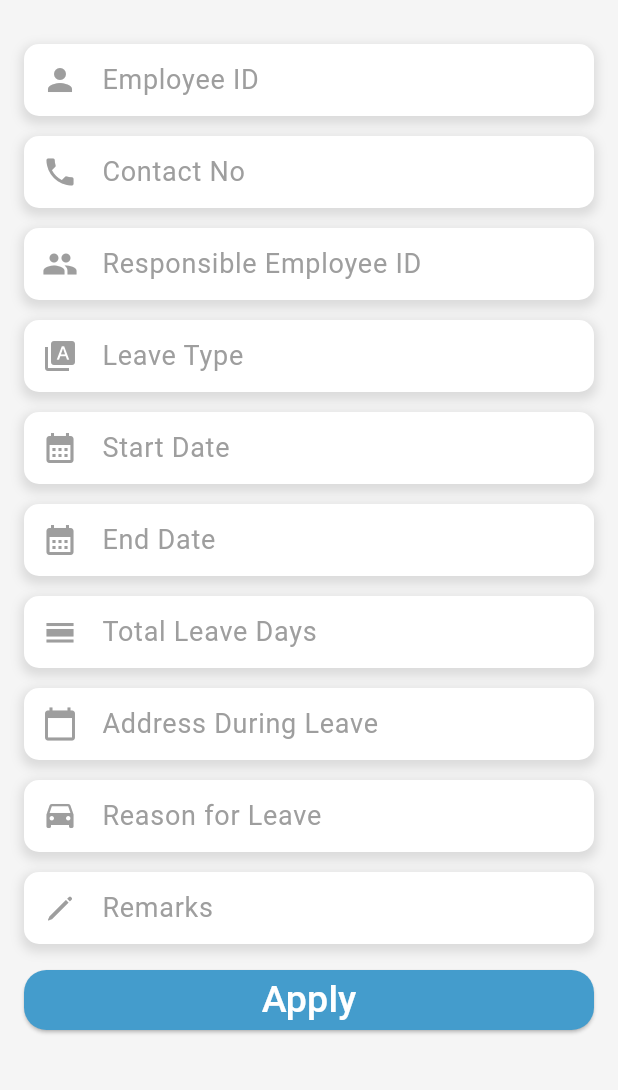
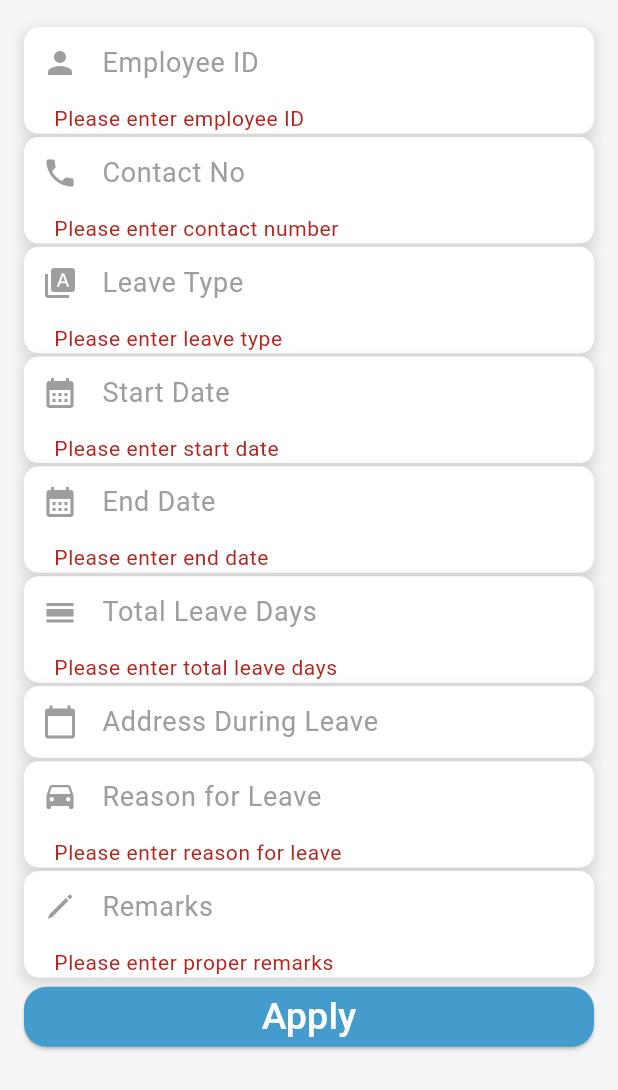
Before and after one commit to pritom1424/hrms_app, a Flutter app: the LeaveFormPage screen opened directly, after a tap on "Apply", on a phone screen of 412 x 824 dp. Shown: the top 1090 px of the screen. Run offline on Flutter 3.47's test engine with Material 3 defaults, Android fonts, the phone set to English and light mode, and no system bars; our stand-ins replace fl_chart, image_picker, pdf; missing offline and left inert: dart:ffi, flutter_pdfview.

Commit message:
new design approved with some minor changes

```diff
--- a/lib/utils/app_variables/app_vars.dart
+++ b/lib/utils/app_variables/app_vars.dart
@@ -104,7 +104,7 @@ class AppVars {
     ) */
 
     "Users": UsersList(
-      title: "Users",
+      title: "User List",
     ),
     /*  "User Permission": UserPermission(
       title: "User Permission",
--- a/lib/view/pages/leave_application.dart
+++ b/lib/view/pages/leave_application.dart
@@ -16,6 +16,7 @@ class LeaveFormPage extends StatefulWidget {
 }
 
 class _LeaveFormPageState extends State<LeaveFormPage> {
+  final _formKey = GlobalKey<FormState>();
   // Define controllers for text fields
   final TextEditingController _employeeIdController = TextEditingController();
   final TextEditingController _contactNoController = TextEditingController();
@@ -95,6 +96,8 @@ class _LeaveFormPageState extends State<LeaveFormPage> {
           color: Appcolors.appBgColor,
           padding: const EdgeInsets.all(16),
           height: AppVars.screenSize.height * 0.9,
+          child: Form(
+            key: _formKey,
             child: Column(
               crossAxisAlignment: CrossAxisAlignment.stretch,
               mainAxisAlignment: MainAxisAlignment.spaceEvenly,
@@ -166,7 +169,7 @@ class _LeaveFormPageState extends State<LeaveFormPage> {
                     },
                   ),
                 ),
-              Container(
+                /*  Container(
                   decoration: boxDecoration,
                   child: TextFormField(
                     controller: _responsibleEmployeeIdController,
@@ -190,8 +193,9 @@ class _LeaveFormPageState extends State<LeaveFormPage> {
                         labelStyle: TextStyle(
                             fontSize: labelFontSize, color: labelFontColor),
                         hintStyle: AppVars.customHintTextStyle),
+
                   ),
-              ),
+                ), */
                 Container(
                   decoration: boxDecoration,
                   child: TextFormField(
@@ -402,6 +406,12 @@ class _LeaveFormPageState extends State<LeaveFormPage> {
                         labelStyle: TextStyle(
                             fontSize: labelFontSize, color: labelFontColor),
                         hintStyle: AppVars.customHintTextStyle),
+                    validator: (value) {
+                      if (value != null && value == "") {
+                        return 'Please enter proper remarks';
+                      }
+                      return null;
+                    },
                   ),
                 ),
                 //              const SizedBox(height: 20),
@@ -412,6 +422,12 @@ class _LeaveFormPageState extends State<LeaveFormPage> {
                       backgroundColor: actionButtonBgColor,
                       foregroundColor: actionButtonFgColor),
                   onPressed: () {
+                    if (_formKey.currentState == null) {
+                      return;
+                    }
+                    if (_formKey.currentState!.validate()) {
+                      _formKey.currentState!.save();
+                    }
                     // Handle apply button press
                     // You can access the values using controller.text for each field
                   },
@@ -424,6 +440,7 @@ class _LeaveFormPageState extends State<LeaveFormPage> {
             ),
           ),
         ),
+      ),
     );
   }
 }
--- a/lib/view/pages/login_page.dart
+++ b/lib/view/pages/login_page.dart
@@ -74,7 +74,7 @@ class _LoginFormState extends State<LoginForm> {
                   TextButton(
                       onPressed: () {},
                       child: const Text("Forgotten Password?")),
-                  const SizedBox(
+                  /*  const SizedBox(
                     height: 20,
                   ),
                   ElevatedButton(
@@ -93,7 +93,7 @@ class _LoginFormState extends State<LoginForm> {
                       "Create New Account",
                       style: TextStyle(fontSize: 18),
                     ),
-                  )
+                  ) */
                 ],
               ),
             ),
--- a/lib/view/pages/users/users_table.dart
+++ b/lib/view/pages/users/users_table.dart
@@ -237,7 +237,7 @@ class _UsersListState extends State<UsersList> {
             ? Text(widget.title!)
             : Text('Employee List'),
         actions: [
-          Container(
+          /*  Container(
             margin: EdgeInsets.symmetric(horizontal: 5),
             child: ElevatedButton(
               onPressed: () {
@@ -254,7 +254,7 @@ class _UsersListState extends State<UsersList> {
                   shape: RoundedRectangleBorder(
                       borderRadius: BorderRadius.circular(5))),
             ),
-          )
+          ) */
         ],
       ),
       body: SingleChildScrollView(
```
Lines whose indentation alone changed are shown as unchanged.
